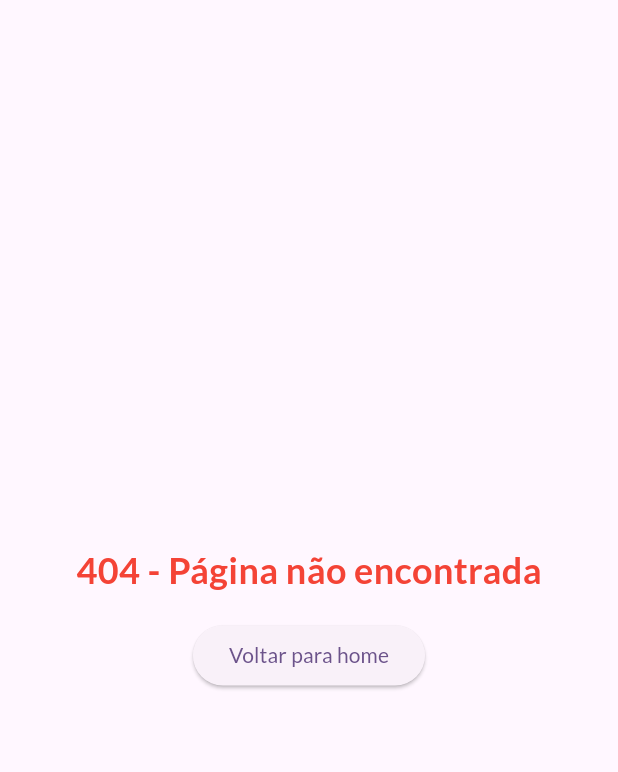
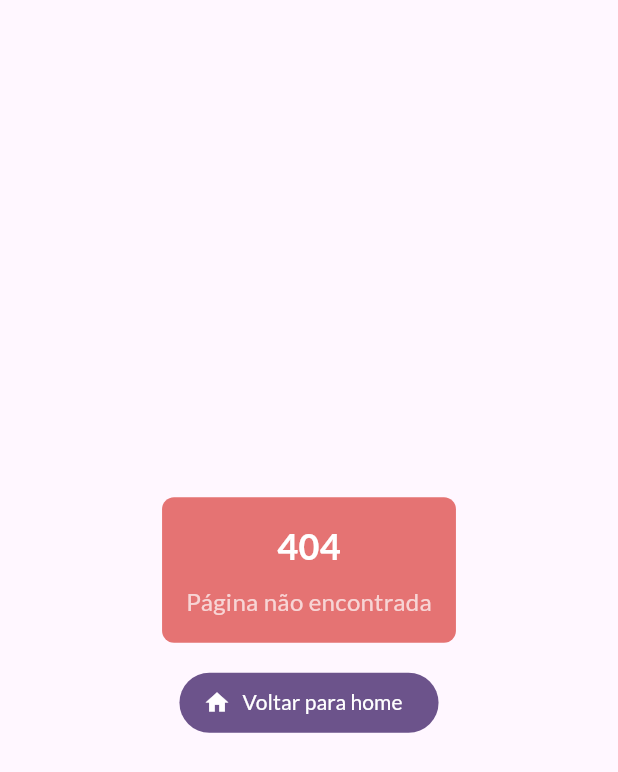
Before and after one commit to karoldm/venturus-flutter, a Flutter app: the NotFound screen opened directly, on a phone screen of 412 x 824 dp. Shown: the top 772 px of the screen. Run offline on Flutter 3.47's test engine with Material 3 defaults, Android fonts, the phone set to English and light mode, and no system bars; our stand-ins replace go_router, google_fonts.

Commit message:
feat: improve not found page

```diff
--- a/tv_shows/lib/widgets/not_found.dart
+++ b/tv_shows/lib/widgets/not_found.dart
@@ -12,17 +12,36 @@ class NotFound extends StatelessWidget {
         mainAxisAlignment: MainAxisAlignment.center,
         crossAxisAlignment: CrossAxisAlignment.center,
         children: [
-          const Text(
-            '404 - Página não encontrada',
-            style: TextStyle(
-                fontSize: 24, fontWeight: FontWeight.bold, color: Colors.red),
+          Container(
+            padding: const EdgeInsets.all(16),
+            decoration: BoxDecoration(
+              color: Colors.red[300],
+              borderRadius: BorderRadius.circular(8),
+            ),
+            child: const Column(
+              children: [
+                Text(
+                  "404",
+                  style: TextStyle(
+                      fontSize: 24,
+                      fontWeight: FontWeight.bold,
+                      color: Colors.white),
+                ),
+                SizedBox(height: 8),
+                Text("Página não encontrada",
+                    style: TextStyle(fontSize: 16, color: Colors.white70)),
+              ],
+            ),
           ),
           const SizedBox(height: 16),
-          ElevatedButton(
+          FilledButton.icon(
+              icon: const Icon(Icons.home),
               onPressed: () {
                 context.go('/');
               },
-              child: const Text("Voltar para home"))
+              label: const Text(
+                "Voltar para home",
+              ))
         ],
       ),
     ));
```
